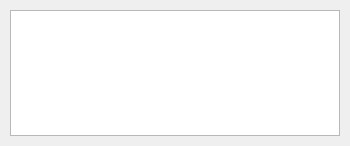
pgmodeler/pgmodeler, file libs/libgui/ui/widgets/bulkdataeditwidget.ui: the form before one commit.
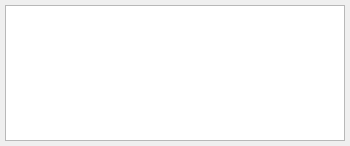
The form after the commit.

Diff of the .ui file:
```diff
--- a/libs/libgui/ui/widgets/bulkdataeditwidget.ui
+++ b/libs/libgui/ui/widgets/bulkdataeditwidget.ui
@@ -21,16 +21,16 @@
   </property>
   <layout class="QGridLayout" name="gridLayout">
    <property name="leftMargin">
-    <number>10</number>
+    <number>5</number>
    </property>
    <property name="topMargin">
-    <number>10</number>
+    <number>5</number>
    </property>
    <property name="rightMargin">
-    <number>10</number>
+    <number>5</number>
    </property>
    <property name="bottomMargin">
-    <number>10</number>
+    <number>5</number>
    </property>
    <property name="spacing">
     <number>10</number>
```
